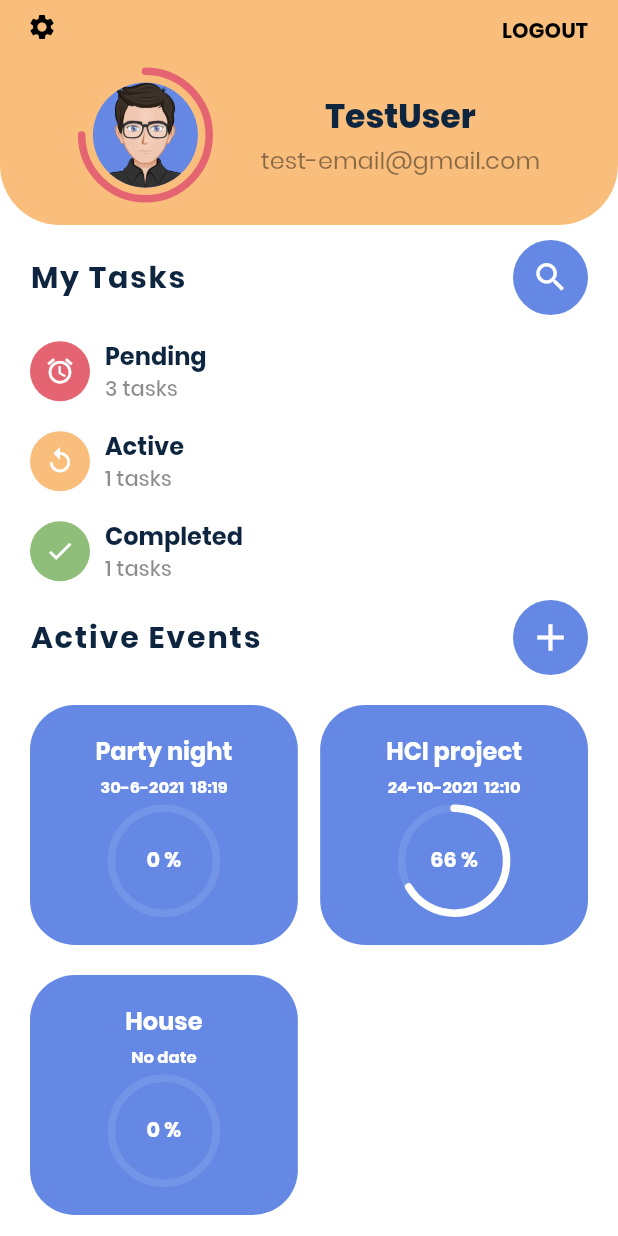
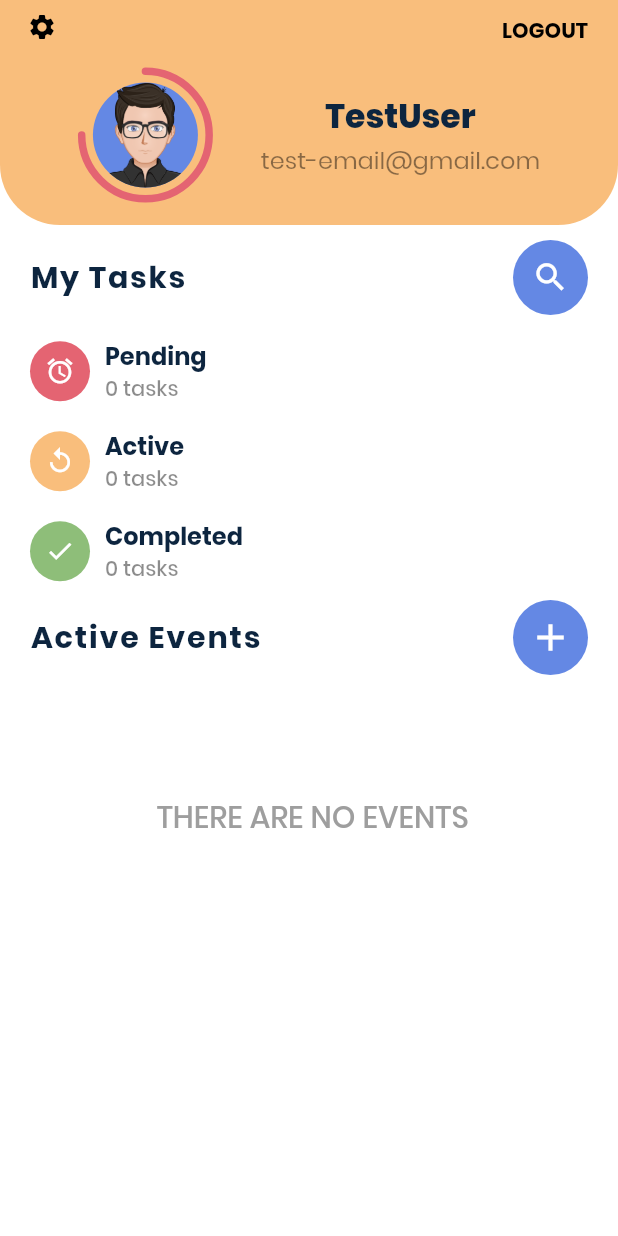
Before and after one commit to loridigia/mind-your-tasks, a Flutter app: the LoginPage screen opened directly, after a tap on "Login", on a phone screen of 412 x 824 dp. Run offline on Flutter 3.47's test engine with Material 2 defaults, Android fonts, the phone set to English and light mode, and no system bars; drawn by our look-alikes of percent_indicator; our stand-ins replace datetime_picker_formfield, flutter_typeahead, google_fonts, rflutter_alert, select_form_field, settings_ui and 1 more; missing offline and left inert: cupertino_tabbar; accounts and stored records are empty; generated files the repository leaves out were written again.

Commit message:
Centered empty string on homepage

```diff
--- a/lib/screens/event/event_home_page.dart
+++ b/lib/screens/event/event_home_page.dart
@@ -596,7 +596,7 @@ class _EventHomePageState extends State<EventHomePage> {
     });
     if (list.isEmpty) list.add(
       Padding(
-        padding: const EdgeInsets.only(left: 85, top: 50),
+        padding: const EdgeInsets.only(left: 90, top: 50),
         child: Text(
             "THERE ARE NO TASKS",
             style: TextStyle(
--- a/lib/screens/home_page.dart
+++ b/lib/screens/home_page.dart
@@ -260,7 +260,7 @@ class _HomePageState extends State<HomePage> {
                           horizontal: 20.0, vertical: 10.0),
                       child: Column(
                         crossAxisAlignment: CrossAxisAlignment.start,
-                        children: build_active_events(),
+                        children: activeEvents.length > 0? build_active_events() : build_no_events(),
                       ),
                     ),
                   ],
@@ -271,6 +271,19 @@ class _HomePageState extends State<HomePage> {
         ),
       ),
     );
+  }
+
+  List<Widget> build_no_events() {
+    return [Padding(
+      padding: const EdgeInsets.only(left: 5, top: 70),
+      child: Text(
+          "THERE ARE NO EVENTS",
+          style: TextStyle(
+              color: Colors.grey,
+              fontSize: 20.0,
+              fontWeight: FontWeight.w500)
+      ),
+    )];
   }
 
   _onAddEvent(context) {
--- a/lib/screens/loginPage.dart
+++ b/lib/screens/loginPage.dart
@@ -48,17 +48,13 @@ class _LoginPageState extends State<LoginPage> {
     Task task6 = Task("Bring Chairs", DateTime.fromMillisecondsSinceEpoch(1625077149), user, "");
 
     Event event = Event("Party night", DateTime.fromMillisecondsSinceEpoch(1625077149000), [user]);
-    Event event2 = Event("HCI project", DateTime.fromMillisecondsSinceEpoch(1635077449000), [user]);
-    Event event4 = Event("House", null, [user]);
+    event.ended = true;
 
-    event2.addTask(task);
-    event2.addTask(task2);
-    event2.addTask(task3);
     event.addTask(task4);
     event.addTask(task5);
     event.addTask(task6);
 
-    List<String> events = [json.encode(event), json.encode(event2), json.encode(event4)];
+    List<String> events = [];
 
     bool setUser = await prefs.setString("TestUser", json.encode(user));
     bool setEvents = await prefs.setStringList("Events", events);
```
Also changed, not shown: 1 other file.
